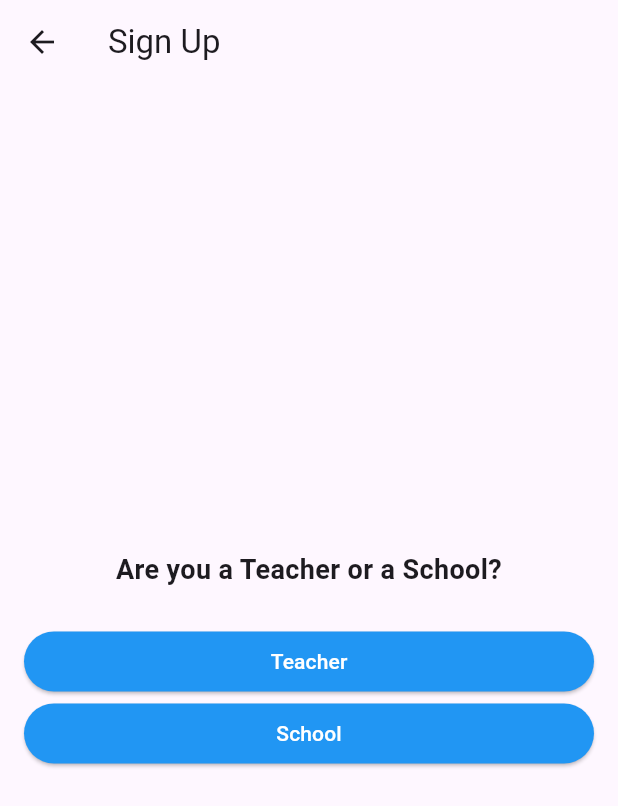
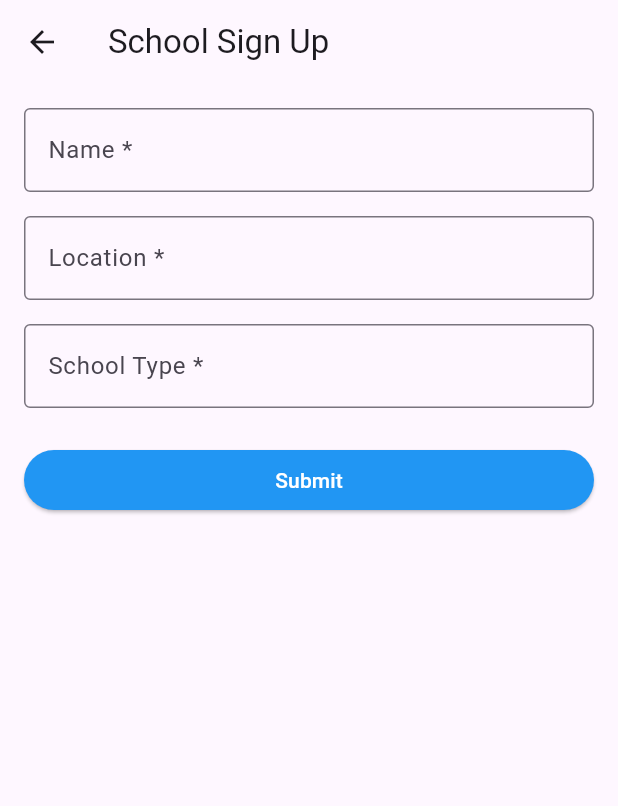
Before and after one commit to simsam2831/Teach, a Flutter app: the SignupScreen screen opened by its route, after a tap on "School", on a phone screen of 412 x 824 dp. Shown: the top 806 px of the screen. Run offline on Flutter 3.47's test engine with Material 3 defaults, Android fonts, the phone set to English and light mode, and no system bars; our stand-ins replace intl_phone_number_input.

Commit message:
Sign up teacher/school done

```diff
--- a/teach_app/lib/main.dart
+++ b/teach_app/lib/main.dart
@@ -4,6 +4,7 @@ import 'package:flutter/material.dart';
 import 'screens/login_screen.dart';
 import 'screens/signup_screen.dart';
 import 'screens/teacher_signup_screen.dart';
+import 'screens/school_signup_screen.dart';
 
 void main() => runApp(MyApp());
 
@@ -24,6 +25,7 @@ class MyApp extends StatelessWidget {
       routes: {
         '/signup': (context) => SignupScreen(),
         '/signup-teacher': (context) => TeacherSignupScreen(),
+        '/signup-school': (context) => SchoolSignupScreen(),
       },
     );
   }
--- a/teach_app/lib/screens/login_screen.dart
+++ b/teach_app/lib/screens/login_screen.dart
@@ -1,6 +1,10 @@
 import 'package:flutter/material.dart';
 
 class LoginScreen extends StatelessWidget {
+
+  final TextEditingController _emailController = TextEditingController();
+  final TextEditingController _passwordController = TextEditingController();
+
   @override
   Widget build(BuildContext context) {
     return Scaffold(
@@ -12,6 +16,7 @@ class LoginScreen extends StatelessWidget {
           children: <Widget>[
             Image.asset('assets/images/logo.png'),
             TextField(
+              controller: _emailController,
               decoration: InputDecoration(
                 labelText: 'Email',
                 border: OutlineInputBorder(
@@ -22,6 +27,7 @@ class LoginScreen extends StatelessWidget {
             ),
             SizedBox(height: 16.0),
             TextField(
+              controller: _passwordController,
               decoration: InputDecoration(
                 labelText: 'Mot de passe',
                 border: OutlineInputBorder(
--- /dev/null
+++ b/teach_app/lib/screens/school_signup_screen.dart
@@ -0,0 +1,114 @@
+import 'package:flutter/material.dart';
+import 'package:http/http.dart' as http;
+import 'dart:convert';
+
+class SchoolSignupScreen extends StatefulWidget {
+  @override
+  _SchoolSignupScreenState createState() => _SchoolSignupScreenState();
+}
+
+class _SchoolSignupScreenState extends State<SchoolSignupScreen> {
+  final _formKey = GlobalKey<FormState>();
+  final TextEditingController _nameController = TextEditingController();
+  final TextEditingController _locationController = TextEditingController();
+  // Ajout d'un TextEditingController pour le type d'école
+  final TextEditingController _schoolTypeController = TextEditingController();
+
+  Future<void> submitSchoolData() async {
+    if (!_formKey.currentState!.validate()) {
+      return;
+    }
+
+    final response = await http.post(
+      Uri.parse('http://127.0.0.1:8000/schools/'),
+      headers: {'Content-Type': 'application/json'},
+      body: json.encode({
+        'name': _nameController.text,
+        'location': _locationController.text,
+        'school_type': _schoolTypeController.text, // Assure-toi que ces champs correspondent à ton modèle Django et serializer
+      }),
+    );
+
+    if (response.statusCode == 201) {
+      print('School data submitted successfully');
+      ScaffoldMessenger.of(context).showSnackBar(
+        SnackBar(content: Text('School signed up successfully!')),
+      );
+    } else {
+      print('Failed to submit school data: ${response.body}');
+      ScaffoldMessenger.of(context).showSnackBar(
+        SnackBar(content: Text('Failed to sign up.')),
+      );
+    }
+  }
+
+  @override
+  Widget build(BuildContext context) {
+    return Scaffold(
+      appBar: AppBar(
+        title: Text('School Sign Up'),
+      ),
+      body: Form(
+        key: _formKey,
+        child: SingleChildScrollView(
+          padding: EdgeInsets.all(16.0),
+          child: Column(
+            crossAxisAlignment: CrossAxisAlignment.stretch,
+            children: <Widget>[
+              TextFormField(
+                controller: _nameController,
+                decoration: InputDecoration(
+                  labelText: 'Name *',
+                  border: OutlineInputBorder(),
+                ),
+                validator: (value) {
+                  if (value == null || value.isEmpty) {
+                    return 'Please enter the school name';
+                  }
+                  return null;
+                },
+              ),
+              SizedBox(height: 16.0),
+              TextFormField(
+                controller: _locationController,
+                decoration: InputDecoration(
+                  labelText: 'Location *',
+                  border: OutlineInputBorder(),
+                ),
+                validator: (value) {
+                  if (value == null || value.isEmpty) {
+                    return 'Please enter the location';
+                  }
+                  return null;
+                },
+              ),
+              SizedBox(height: 16.0),
+              TextFormField(
+                controller: _schoolTypeController,
+                decoration: InputDecoration(
+                  labelText: 'School Type *',
+                  border: OutlineInputBorder(),
+                ),
+                validator: (value) {
+                  if (value == null || value.isEmpty) {
+                    return 'Please enter the school type';
+                  }
+                  return null;
+                },
+              ),
+              SizedBox(height: 24.0),
+              ElevatedButton(
+                style: ButtonStyle(
+                backgroundColor: MaterialStateProperty.all(Colors.blue), // Couleur d'arrière-plan
+                foregroundColor: MaterialStateProperty.all(Colors.white), // Couleur du texte
+                ),
+                child: Text('Submit'),
+                onPressed: submitSchoolData,
+              ),
+            ],
+          ),
+        ),
+      ),
+    );
+  }
+}
--- a/teach_app/lib/screens/signup_screen.dart
+++ b/teach_app/lib/screens/signup_screen.dart
@@ -39,7 +39,7 @@ class SignupScreen extends StatelessWidget {
               ),
               child: Text('School'),
               onPressed: () {
-                // Logique pour s'inscrire en tant qu'école
+                Navigator.of(context).pushNamed('/signup-school');
               },
             ),
           ],
--- a/teach_app/pubspec.yaml
+++ b/teach_app/pubspec.yaml
@@ -31,7 +31,7 @@ dependencies:
   flutter:
     sdk: flutter
   intl_phone_number_input: ^0.7.0+2
-
+  http: ^0.13.3
 
   # The following adds the Cupertino Icons font to your application.
   # Use with the CupertinoIcons class for iOS style icons.
```
Also changed, not shown: teach_app/lib/screens/teacher_signup_screen.dart (+54 -2 lines), teach_app/pubspec.lock, 4 other files.
